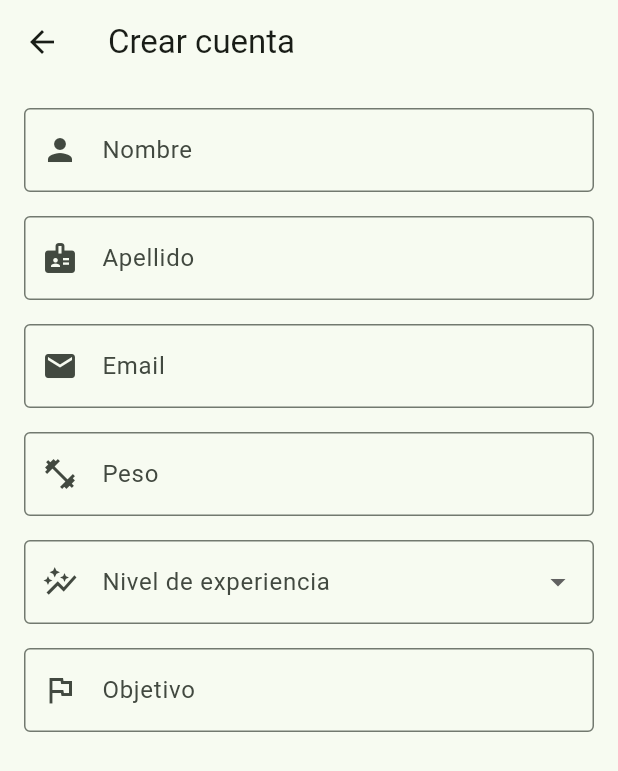
After one commit to franmach/gymtrack_app, a Flutter app: the screen it shows after launch, after a tap on "Registrarse", on a phone screen of 412 x 824 dp. The commit adds this screen. Shown: the top 771 px of the screen. Run offline on Flutter 3.47's test engine with Material 3 defaults, Android fonts, the phone set to English and light mode, and no system bars; our stand-ins replace cloud_firestore, firebase_auth, firebase_core; accounts and stored records are empty.

Commit message:
Creación de pantalla de registro (RegisterScreen) con validaciones básicas y estructura responsive
- Se agregó pantalla de registro con campos: nombre, apellido, email, peso, objetivo, nivel de experiencia.
- Estructura centrada y adaptable para web/móvil.
- Se implementaron validaciones y captura de datos con onSaved.
- Falta completar campos restantes (edad, altura, contraseña, disponibilidad) y conexión a Firebase.

```diff
--- a/lib/main.dart
+++ b/lib/main.dart
@@ -1,10 +1,11 @@
 import 'package:flutter/material.dart';
 import 'package:firebase_core/firebase_core.dart';
-import 'firebase_options.dart'; // Este archivo se genera automáticamente
+import 'firebase_options.dart';
+import 'screens/auth/register_screen.dart';
 
 void main() async {
   WidgetsFlutterBinding.ensureInitialized();
- await Firebase.initializeApp(
+  await Firebase.initializeApp(
     options: DefaultFirebaseOptions.currentPlatform,
   );
   runApp(const GymTrackApp());
@@ -17,9 +18,32 @@ class GymTrackApp extends StatelessWidget {
   Widget build(BuildContext context) {
     return MaterialApp(
       title: 'GymTrack',
-      home: Scaffold(
-        appBar: AppBar(title: const Text('GymTrack')),
-        body: const Center(child: Text('Bienvenido a GymTrack')),
+      theme: ThemeData(
+        useMaterial3: true,
+        colorScheme: ColorScheme.fromSeed(seedColor: Colors.green),
+      ),
+      home: const HomeScreen(), // Pantalla principal con botón
+    );
+  }
+}
+
+class HomeScreen extends StatelessWidget {
+  const HomeScreen({super.key});
+
+  @override
+  Widget build(BuildContext context) {
+    return Scaffold(
+      appBar: AppBar(title: const Text('Bienvenido a GymTrack')),
+      body: Center(
+        child: ElevatedButton(
+          child: const Text('Registrarse'),
+          onPressed: () {
+            Navigator.push(
+              context,
+              MaterialPageRoute(builder: (context) => const RegisterScreen()),
+            );
+          },
+        ),
       ),
     );
   }
--- /dev/null
+++ b/lib/screens/auth/register_screen.dart
@@ -0,0 +1,183 @@
+import 'package:flutter/material.dart';
+import 'package:provider/provider.dart';
+import 'package:firebase_auth/firebase_auth.dart';
+import 'package:cloud_firestore/cloud_firestore.dart';
+//import 'package:gymtrack_app/services/auth_service.dart'; AUN NO CREADO
+
+class RegisterScreen extends StatefulWidget {
+  const RegisterScreen({super.key});
+
+  @override
+  State<RegisterScreen> createState() => _RegisterScreenState();
+}
+
+class _RegisterScreenState extends State<RegisterScreen> {
+  final _registerKey = GlobalKey<FormState>();
+  // Acá van: GlobalKey<FormState>, controladores, variables, etc.
+  String email = '';
+  String nombre = '';
+  String apellido = '';
+  int edad = 0;
+  double peso = 0;
+  double altura = 0;
+  final List<String> nivelesExperiencia = [
+    'Principiante (0–1 año)',
+    'Intermedio (1–3 años)',
+    'Avanzado (3+ años)',
+  ];
+  String? nivelSeleccionado;
+  String objetivoEntrenamiento = '';
+  int disponibilidadSemanal = 0;
+  String password = '';
+
+  @override
+  Widget build(BuildContext context) {
+    return Scaffold(
+      appBar: AppBar(
+        title: const Text('Crear cuenta'),
+      ),
+      body: SingleChildScrollView(
+        child: Center(
+          child: ConstrainedBox(
+            constraints: BoxConstraints(maxWidth: 800),
+            child: Padding(
+              padding: const EdgeInsets.all(16.0),
+              child: Form(
+                key: _registerKey,
+                child: Column(
+                  children: [
+                    TextFormField(
+                      //Ingreso nombre ---------------------------------------------------------------------------------------
+                      decoration: InputDecoration(
+                        labelText: 'Nombre',
+                        prefixIcon: Icon(Icons.person),
+                        border: OutlineInputBorder(),
+                      ),
+                      keyboardType: TextInputType.emailAddress,
+                      validator: (value) {
+                        if (value == null || value.isEmpty) {
+                          return 'Campo obligatorio';
+                        }
+                        return null;
+                      },
+                      onSaved: (value) => nombre = value ??
+                          '', // cuando valido todo, si estan los campos bien guarda
+                    ),
+                    SizedBox(height: 16),
+                    TextFormField(
+                      //Ingreso apellido---------------------------------------------------------------------------------------
+                      decoration: InputDecoration(
+                        labelText: 'Apellido',
+                        prefixIcon: Icon(Icons.badge),
+                        border: OutlineInputBorder(),
+                      ),
+                      keyboardType: TextInputType.emailAddress,
+                      validator: (value) {
+                        if (value == null || value.isEmpty) {
+                          return 'Campo obligatorio';
+                        }
+                        return null;
+                      },
+                      onSaved: (value) => apellido = value ??
+                          '', // cuando valido todo, si estan los campos bien guarda
+                    ),
+                    SizedBox(height: 16),
+                    TextFormField(
+                      //Ingreso email---------------------------------------------------------------------------------------
+                      decoration: InputDecoration(
+                        labelText: 'Email',
+                        prefixIcon: Icon(Icons.email),
+                        border: OutlineInputBorder(),
+                      ),
+                      keyboardType: TextInputType.emailAddress,
+                      validator: (value) {
+                        if (value == null || value.isEmpty) {
+                          return 'Campo obligatorio';
+                        }
+                        if (!value.contains('@')) {
+                          return 'Debe contener un @';
+                        }
+                        return null;
+                      },
+                      onSaved: (value) => email = value ??
+                          '', // cuando valido todo, si estan los campos bien guarda
+                    ),
+                    SizedBox(height: 16),
+                    TextFormField(
+                      //Ingreso peso ---------------------------------------------------------------------------------------
+                      decoration: InputDecoration(
+                        labelText: 'Peso',
+                        prefixIcon: Icon(Icons.fitness_center),
+                        border: OutlineInputBorder(),
+                      ),
+                      keyboardType: TextInputType.number,
+                      validator: (value) {
+                        if (value == null || value.isEmpty) {
+                          return 'Campo obligatorio';
+                        }
+
+                        final numero = double.tryParse(value);
+                        if (numero == null) {
+                          return 'Debe ser un número decimal';
+                        }
+
+                        if (numero <= 0) {
+                          return 'Debe ser mayor a cero';
+                        }
+
+                        return null;
+                      },
+                      onSaved: (value) => peso = double.tryParse(
+                              value ?? '0') ??
+                          0.0, // cuando valido todo, si estan los campos bien guarda
+                    ),
+                    SizedBox(height: 16),
+
+                    //Ingreso nivel de experiencia---------------------------------------------------------------------------------------
+                    DropdownButtonFormField<String>(
+                      decoration: InputDecoration(
+                          labelText: 'Nivel de experiencia',
+                          prefixIcon: Icon(Icons.auto_graph_outlined),
+                          border: OutlineInputBorder(),),
+                      value: nivelSeleccionado,
+                      items: nivelesExperiencia.map((String nivel) {
+                        return DropdownMenuItem(
+                          value: nivel,
+                          child: Text(nivel),
+                        );
+                      }).toList(),
+                      onChanged: (value) {
+                        setState(() {
+                          nivelSeleccionado = value;
+                        });
+                      },
+                      validator: (value) => value == null
+                          ? 'Seleccione su nivel de experiencia'
+                          : null,
+                      onSaved: (value) => nivelSeleccionado = value,
+                    ),
+                    SizedBox(height: 16),
+
+                    //Ingreso objetivo---------------------------------------------------------------------------------------
+                    TextFormField(
+                      decoration: InputDecoration(
+                        labelText: 'Objetivo',
+                        hintText: 'Ej: Ganar músculo, bajar de peso...',
+                        border: OutlineInputBorder(),
+                        prefixIcon: Icon(Icons.flag_outlined),
+                      ),
+                      onSaved: (value) => objetivoEntrenamiento = value ?? '',
+                      validator: (value) => value == null || value.isEmpty
+                          ? 'Ingrese su objetivo'
+                          : null,
+                    )
+                  ],
+                ),
+              ),
+            ),
+          ),
+        ),
+      ),
+    );
+  }
+}
--- a/lib/screens/auth/screen.dart
+++ /dev/null
@@ -1,5 +0,0 @@
-import 'package:flutter/material.dart';
-class AuthScreen extends StatelessWidget {
-  @override
-  Widget build(BuildContext context) => Scaffold(body: Center(child: Text('Auth')));
-}
```
Also changed, not shown: 1 other file.
